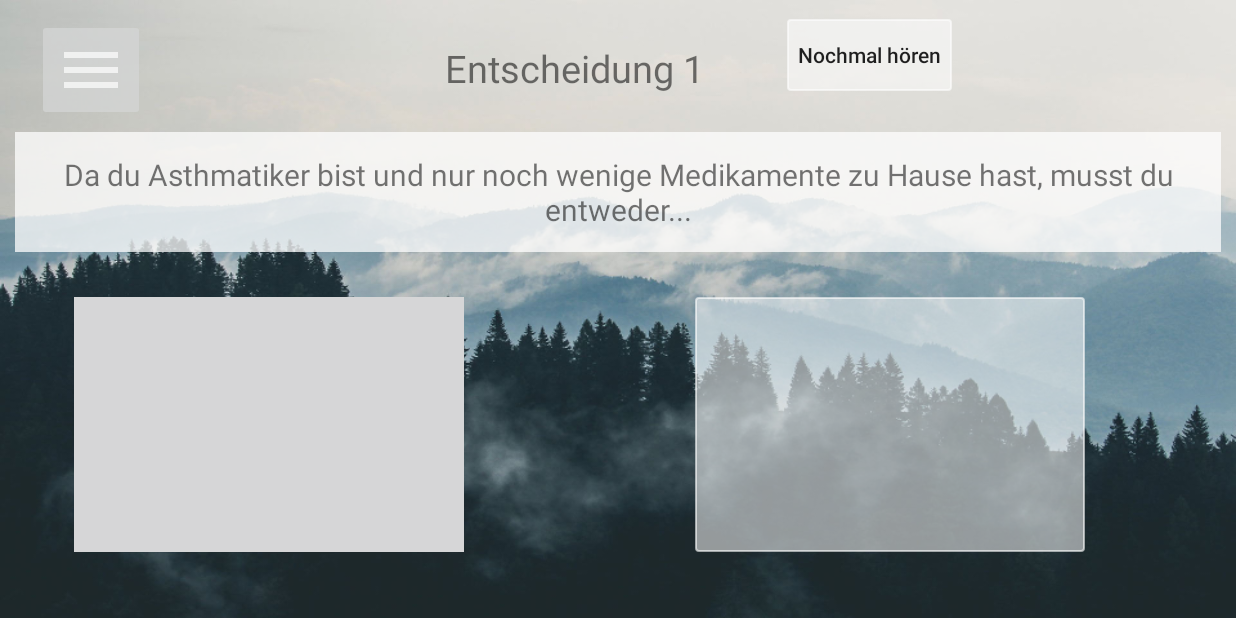
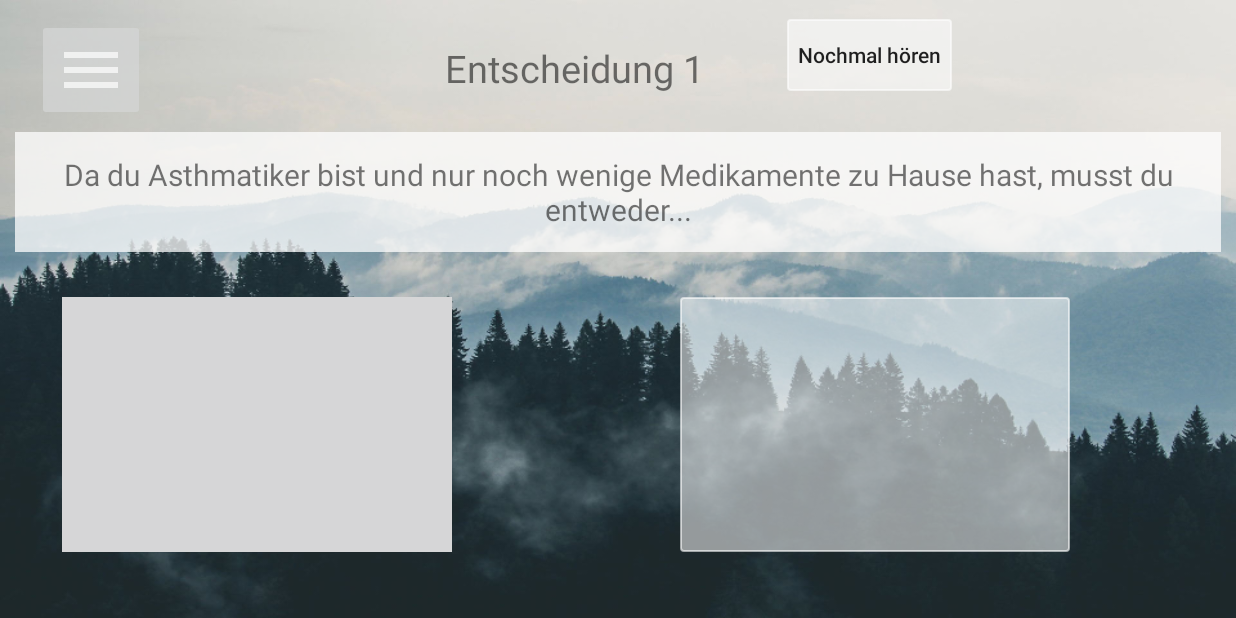
Before and after one commit to 00I00000/InteractiveAudiobookApp, an Android app: the DisplaySlidesActivity screen opened directly, with no data from a screen before it, on a phone screen of 824 x 412 dp (held sideways). Run offline under Robolectric (Android 15) with nearby library versions, the light colour scheme and no system bars; 2 statements that could not run were skipped.

Commit message:
minor bug fixes

```diff
--- a/app/src/main/java/interactiveaa/dm/com/interactiveaudiobookapp/GameOverActivity.java
+++ b/app/src/main/java/interactiveaa/dm/com/interactiveaudiobookapp/GameOverActivity.java
@@ -26,6 +26,7 @@ public class GameOverActivity extends AppCompatActivity {
     }
 
     //todo: recycle activity for gamewon. textView.setText && getWindow().getDecorView().setBackgroundDrawable(*yourDrawable*);
+    //todo: add game over text
 
     @Override
     protected void onCreate(@Nullable Bundle savedInstanceState) {
--- a/app/src/main/java/interactiveaa/dm/com/interactiveaudiobookapp/PlayAudioActivity.java
+++ b/app/src/main/java/interactiveaa/dm/com/interactiveaudiobookapp/PlayAudioActivity.java
@@ -84,8 +84,6 @@ public class PlayAudioActivity extends AppCompatActivity {
                     Intent intent = new Intent(PlayAudioActivity.this, PlayAudioActivity.class);
                     startActivity(intent);
                     finish();
-                } else if (Path.pathIdentifier == 11) {
-                    //todo: startActivity(gamewon)
                 } else {
                     stopPlaying();
                     Intent intent = new Intent(PlayAudioActivity.this, DisplaySlidesActivity.class);
--- a/app/src/main/res/layout/display_slides_acitivty.xml
+++ b/app/src/main/res/layout/display_slides_acitivty.xml
@@ -30,8 +30,6 @@
         android:textAllCaps="false"
         android:layout_width="260sp"
         android:layout_height="170sp"
-        android:layout_marginLeft="10sp"
-        android:layout_marginStart="10sp"
         android:inputType="textMultiLine"
         android:background="@drawable/button"
         app:layout_constraintLeft_toRightOf="@id/guideline4"
@@ -91,7 +89,7 @@
         android:layout_width="wrap_content"
         android:layout_height="wrap_content"
         android:orientation="vertical"
-        app:layout_constraintGuide_percent="0.06" />
+        app:layout_constraintGuide_percent="0.05" />
 
     <android.support.constraint.Guideline
         android:id="@+id/guideline7"
```
